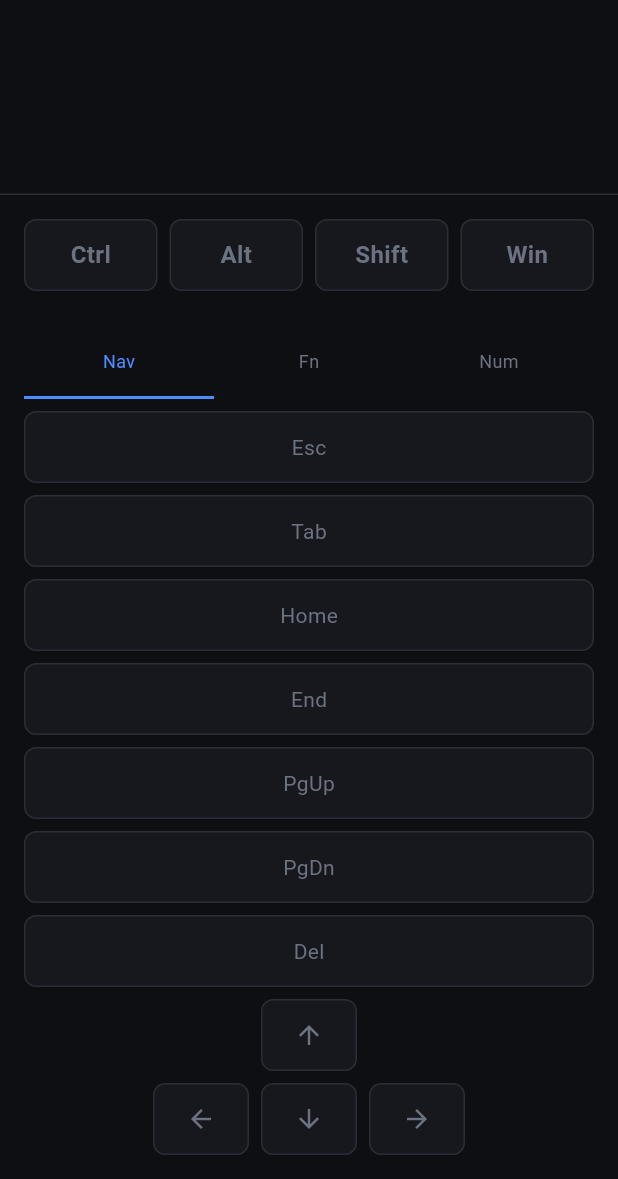
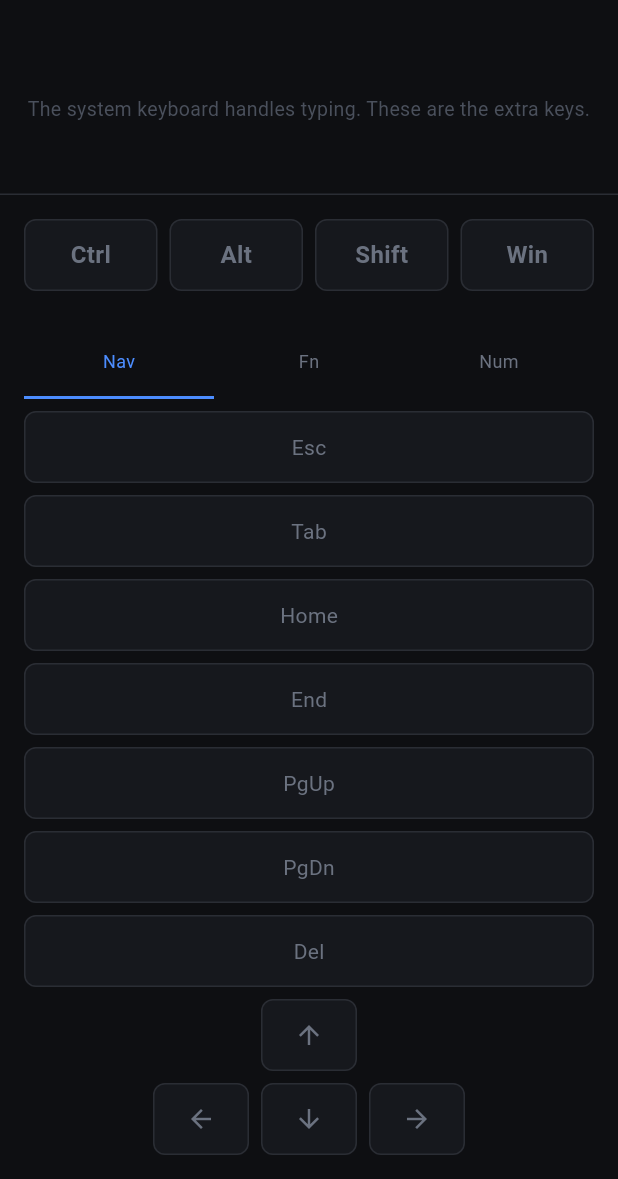
Before and after one commit to nandodeomkar/remote-control, a Flutter app: the KeyboardScreen screen opened directly, on a phone screen of 412 x 824 dp, the part 57-1236 px from its top. Run offline on Flutter 3.47's test engine with Material 3 defaults, Android fonts, the phone set to English and light mode, and no system bars; our stand-ins replace flutter_riverpod, flutter_secure_storage, shared_preferences, wakelock_plus; accounts and stored records are empty; project files that could hold a hidden picture were left out.

Commit message:
feat(09-03): add Keyboard hint copy + pin Nav/Fn/Num switcher states
- keyboard_screen.dart: kKeyboardHint copy const + centered 13/w400 #4a505c hint above the panel (delta closed — was empty SizedBox)
- key_rows_test.dart: assert switcher renders Nav/Fn/Num, selected=accent label+2px underline, unselected=muted 12/w400, >=48px

```diff
--- a/app/remote_control/lib/keyboard/keyboard_screen.dart
+++ b/app/remote_control/lib/keyboard/keyboard_screen.dart
@@ -26,6 +26,17 @@ import 'keyboard_panel.dart';
 
 /// App-bar title (house rule: no inline literals).
 const String kKeyboardTitle = 'Keyboard';
+
+/// The centered hint copy above the panel (Copywriting Contract, verbatim
+/// from the prototype line 130). House rule: no inline copy literals.
+const String kKeyboardHint =
+    'The system keyboard handles typing. These are the extra keys.';
+
+/// Hint text color (Prototype line 130, `#4a505c`). A local non-token const
+/// mirroring `connection_header`/`dot_grid`'s pattern — it is NOT one of the
+/// seven D-12 locked tokens, so it must not live in `tokens.dart` and does not
+/// trip the palette guard.
+const Color _kKeyboardHintColor = Color(0xFF4A505C);
 
 /// The Keyboard tool screen: the [KeyboardPanel] always-expanded on a `kBg`
 /// canvas. See the library doc for the contract.
@@ -85,9 +96,26 @@ class _KeyboardScreenState extends ConsumerState<KeyboardScreen> {
       body: SafeArea(
         child: Column(
           children: [
-            // The kBg canvas above the docked panel (the panel keeps its
-            // trackpad-era bottom-docked shape; the empty area breathes).
-            const Expanded(child: SizedBox.expand()),
+            // The kBg canvas above the docked panel carries the centered
+            // hint copy (Copywriting Contract) — the panel keeps its
+            // trackpad-era bottom-docked shape.
+            const Expanded(
+              child: Center(
+                child: Padding(
+                  padding: EdgeInsets.symmetric(horizontal: 16),
+                  child: Text(
+                    kKeyboardHint,
+                    textAlign: TextAlign.center,
+                    style: TextStyle(
+                      color: _kKeyboardHintColor,
+                      fontSize: 13,
+                      fontWeight: FontWeight.w400,
+                      height: 1.7,
+                    ),
+                  ),
+                ),
+              ),
+            ),
             KeyboardPanel(
               // Always open on this screen: chrome visible, IME raised on
               // entry (the panel requests focus post-frame itself).
```
Also changed, not shown: 1 other file.
